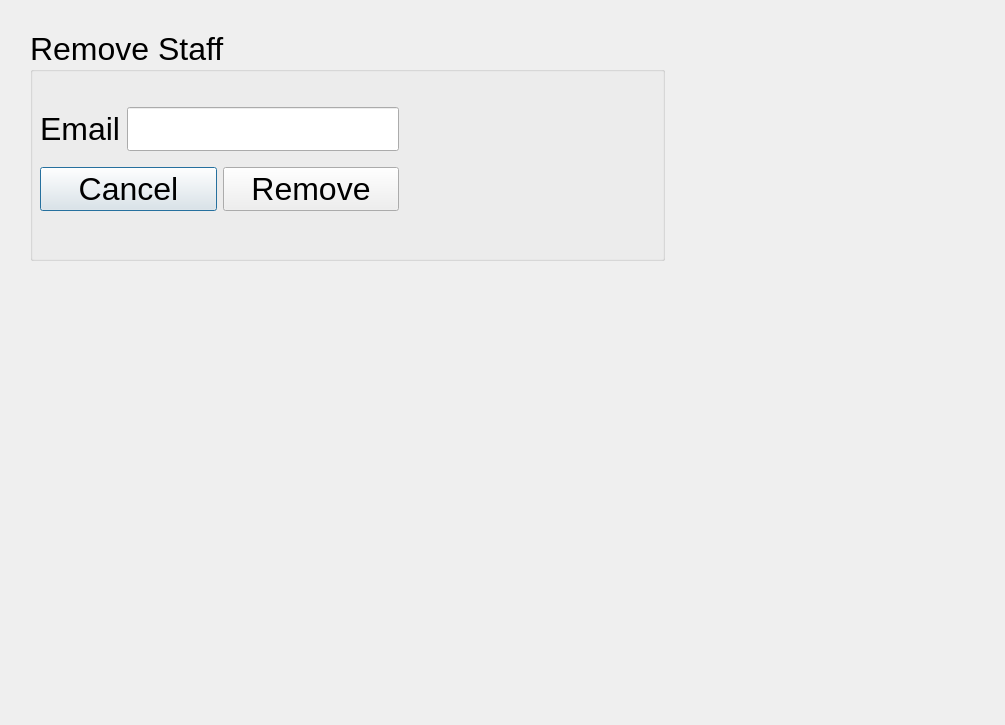
The window that QtApplication/16Cycles/removestaff.ui (Slavyana-c/16-Cycles) describes before a commit, drawn with Qt 5.
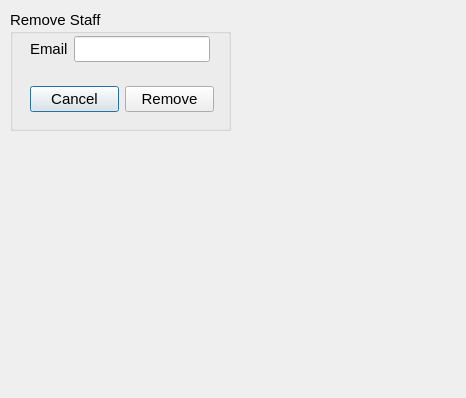
The same window after the commit.

Patch:
```diff
--- a/QtApplication/16Cycles/removestaff.ui
+++ b/QtApplication/16Cycles/removestaff.ui
@@ -6,8 +6,8 @@
    <rect>
     <x>0</x>
     <y>0</y>
-    <width>1005</width>
-    <height>725</height>
+    <width>466</width>
+    <height>398</height>
    </rect>
   </property>
   <property name="windowTitle">
@@ -16,15 +16,15 @@
   <widget class="QGroupBox" name="groupBox">
    <property name="geometry">
     <rect>
-     <x>30</x>
-     <y>30</y>
-     <width>635</width>
-     <height>231</height>
+     <x>10</x>
+     <y>10</y>
+     <width>221</width>
+     <height>121</height>
     </rect>
    </property>
    <property name="font">
     <font>
-     <pointsize>24</pointsize>
+     <pointsize>11</pointsize>
     </font>
    </property>
    <property name="title">
@@ -33,14 +33,12 @@
    <widget class="QWidget" name="">
     <property name="geometry">
      <rect>
-      <x>10</x>
-      <y>67</y>
-      <width>359</width>
-      <height>126</height>
+      <x>20</x>
+      <y>20</y>
+      <width>180</width>
+      <height>38</height>
      </rect>
     </property>
-    <layout class="QVBoxLayout" name="verticalLayout">
-     <item>
       <layout class="QHBoxLayout" name="horizontalLayout">
        <item>
         <widget class="QLabel" name="emailLabel">
@@ -53,8 +51,16 @@
         <widget class="QLineEdit" name="emailLineEdit"/>
        </item>
       </layout>
-     </item>
-     <item>
+   </widget>
+   <widget class="QWidget" name="">
+    <property name="geometry">
+     <rect>
+      <x>20</x>
+      <y>70</y>
+      <width>184</width>
+      <height>38</height>
+     </rect>
+    </property>
       <layout class="QHBoxLayout" name="horizontalLayout_2">
        <item>
         <widget class="QPushButton" name="cancelButton">
@@ -69,8 +75,6 @@
           <string>Remove</string>
          </property>
         </widget>
-       </item>
-      </layout>
      </item>
     </layout>
    </widget>
```
Lines whose indentation alone changed are shown as unchanged.
